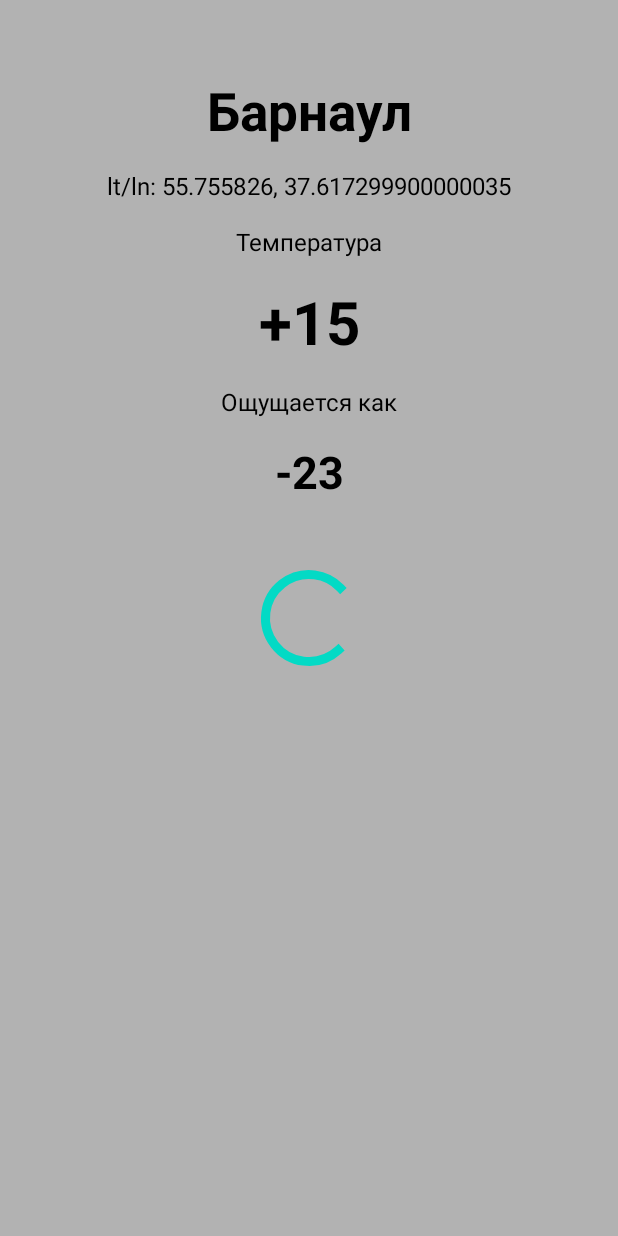
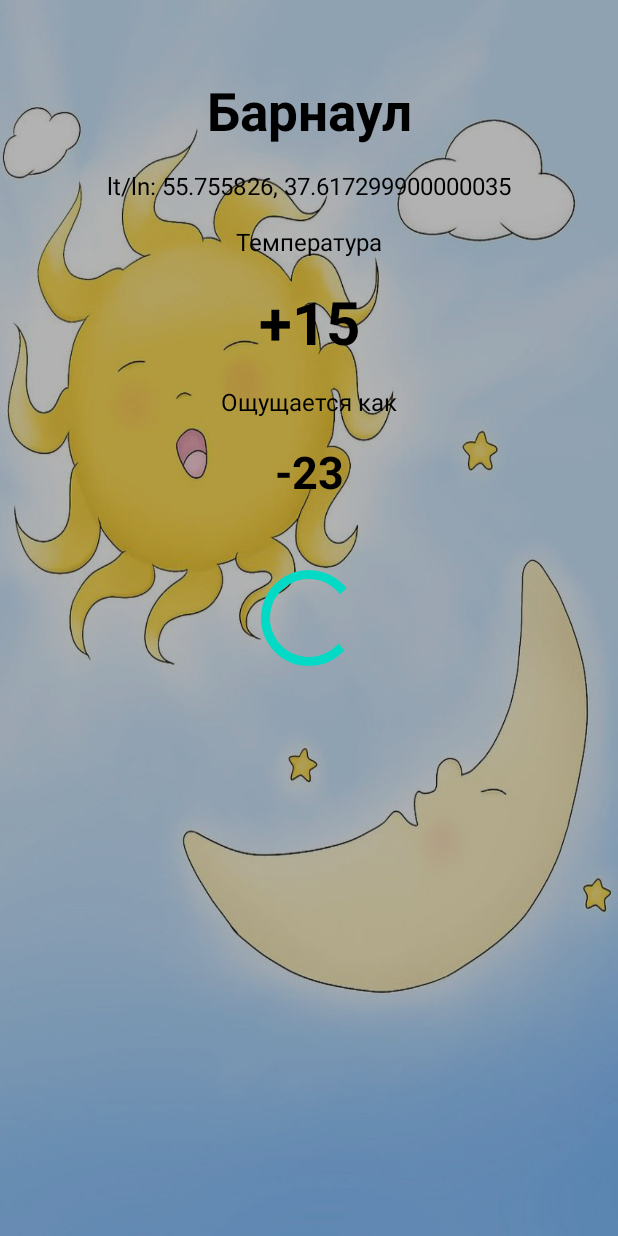
Before and after one commit to pfrost982/Weather, an Android app: the layout main_fragment.xml on its own in the app's theme, with its tools: preview values and no code run, on a phone screen of 412 x 824 dp. Run offline under Robolectric (Android 15) with nearby library versions, the phone set to English and light mode, and no system bars.

Commit message:
начальный коммит после ребэйза

```diff
--- a/app/src/main/res/layout/main_fragment.xml
+++ b/app/src/main/res/layout/main_fragment.xml
@@ -15,7 +15,8 @@
             android:id="@+id/image_view"
             android:layout_width="match_parent"
             android:layout_height="match_parent"
-            android:scaleType="fitXY" />
+            android:scaleType="fitXY"
+            tools:src="@drawable/sun_moon" />
 
         <TextView
             android:id="@+id/cityName"
```
